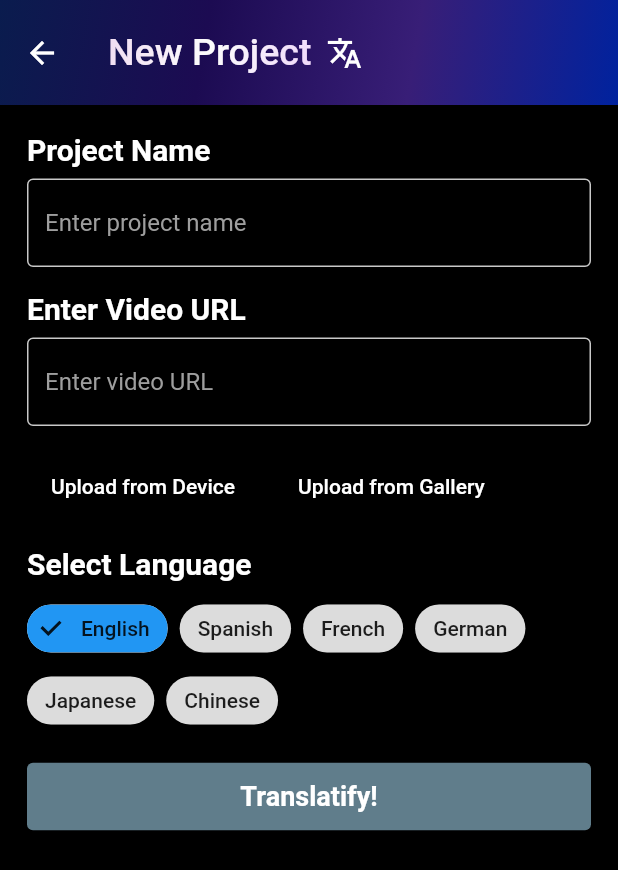
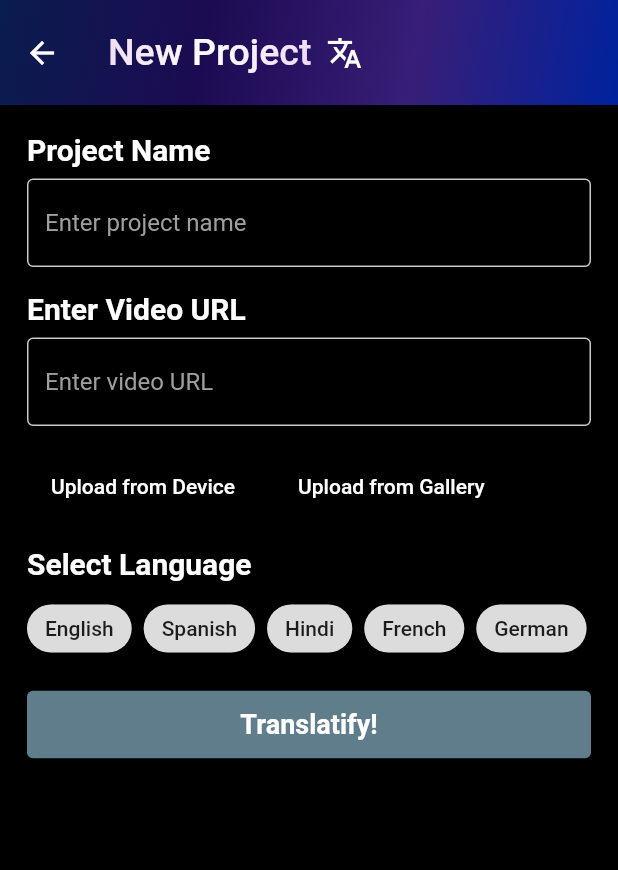
Before and after one commit to raunaqbn/khush_test, a Flutter app: the HomePage screen opened by its route, after a tap on "Create New Project", on a phone screen of 412 x 824 dp. Shown: the top 870 px of the screen. Run offline on Flutter 3.47's test engine with Material 2 defaults, Android fonts, the phone set to English and light mode, and no system bars; our stand-ins replace file_picker, firebase_auth, firebase_core, google_sign_in, image_picker, shared_preferences and 1 more; missing offline and left inert: image_picker_ios, image_picker_platform_interface; accounts and stored records are empty; network calls fail.

```diff
--- a/lib/screens/CreatePage.dart
+++ b/lib/screens/CreatePage.dart
@@ -35,7 +35,7 @@ class _CreatePageState extends State<CreatePage> {
     setState(() => _selectedFilePath = path);
   }
 
-  String _selectedLanguage = 'English';
+  String _selectedLanguage = '';
   String? _selectedFilePath;
   File? pickedFile;
 
@@ -97,10 +97,9 @@ class _CreatePageState extends State<CreatePage> {
   List<String> _languages = [
     'English',
     'Spanish',
+    'Hindi',
     'French',
     'German',
-    'Japanese',
-    'Chinese',
   ];
 
   @override
--- a/lib/screens/HomePage.dart
+++ b/lib/screens/HomePage.dart
@@ -69,6 +69,8 @@ class _HomePageState extends State<HomePage> {
     );
   }
 
+  String _selectedLanguage = 'English';
+
   Widget buildSidebarLayout() {
     return Scaffold(
       backgroundColor: Color.fromARGB(255, 0, 0, 0),
@@ -111,7 +113,7 @@ class _HomePageState extends State<HomePage> {
           Expanded(
             child: Container(
               color: Colors.black,
-              child: buildPage(context),
+              child: buildPage(context, _selectedLanguage),
             ),
           ),
         ],
@@ -120,7 +122,7 @@ class _HomePageState extends State<HomePage> {
   }
 
   Widget buildBottomNavBarLayout() {
-    Widget page = buildPage(context);
+    Widget page = buildPage(context, _selectedLanguage);
     return Scaffold(
       backgroundColor: Color.fromARGB(255, 0, 0, 0),
       appBar: TopAppBar(),
@@ -157,12 +159,12 @@ class _HomePageState extends State<HomePage> {
     );
   }
 
-  Widget buildPage(BuildContext context) {
+  Widget buildPage(BuildContext context, String selectedLanguage) {
     Widget page;
     switch (_selectedIndex) {
       case 0:
         page = HomeView(
-          context,
+          selectedLanguage: selectedLanguage,
           imageCards: imageCards,
           onAddImageCard: _addImageCard,
           onDeleteImageCard: _deleteImageCard, // Pass the delete function here
@@ -170,7 +172,7 @@ class _HomePageState extends State<HomePage> {
         break;
       case 1:
         page = HomeView(
-          context,
+          selectedLanguage: selectedLanguage,
           imageCards: imageCards,
           onAddImageCard: _addImageCard,
           onDeleteImageCard: _deleteImageCard, // Pass the delete function here
@@ -181,7 +183,7 @@ class _HomePageState extends State<HomePage> {
         break;
       default:
         page = HomeView(
-          context,
+          selectedLanguage: selectedLanguage,
           imageCards: imageCards,
           onAddImageCard: _addImageCard,
           onDeleteImageCard: _deleteImageCard, // Pass the delete function here
--- a/lib/screens/HomeView.dart
+++ b/lib/screens/HomeView.dart
@@ -1,4 +1,3 @@
-import 'dart:ui';
 import 'package:flutter/material.dart';
 import 'CreatePage.dart';
 import 'ViewProjectPage.dart';
@@ -34,12 +33,21 @@ class ImageCardData {
   }
 }
 
-SingleChildScrollView HomeView(
-  BuildContext context, {
-  required List<ImageCardData> imageCards,
-  required Function(ImageCardData) onAddImageCard,
-  required Function(ImageCardData) onDeleteImageCard,
-}) {
+class HomeView extends StatelessWidget {
+  final List<ImageCardData> imageCards;
+  final Function(ImageCardData) onAddImageCard;
+  final Function(ImageCardData) onDeleteImageCard;
+  final String selectedLanguage;
+
+  HomeView({
+    required this.imageCards,
+    required this.onAddImageCard,
+    required this.onDeleteImageCard,
+    required this.selectedLanguage,
+  });
+
+  @override
+  Widget build(BuildContext context) {
     return SingleChildScrollView(
       child: Container(
         child: Column(
@@ -123,12 +131,12 @@ SingleChildScrollView HomeView(
                         MaterialPageRoute(
                           builder: (context) => ViewProjectPage(
                             projectTitle: imageCards[index].foregroundText,
+                            selectedLanguage: imageCards[index].subtext,
                           ),
                         ),
                       );
                     },
                     onDelete: () {
-                    // Call the onDeleteImageCard function when delete is pressed
                       onDeleteImageCard(imageCards[index]);
                     },
                   ),
@@ -139,6 +147,7 @@ SingleChildScrollView HomeView(
         ),
       ),
     );
+  }
 }
 
 Widget buildImageCard({
```
Also changed, not shown: lib/screens/ViewProjectPage.dart (+11 -1 lines). Lines whose indentation alone changed are shown as unchanged.
